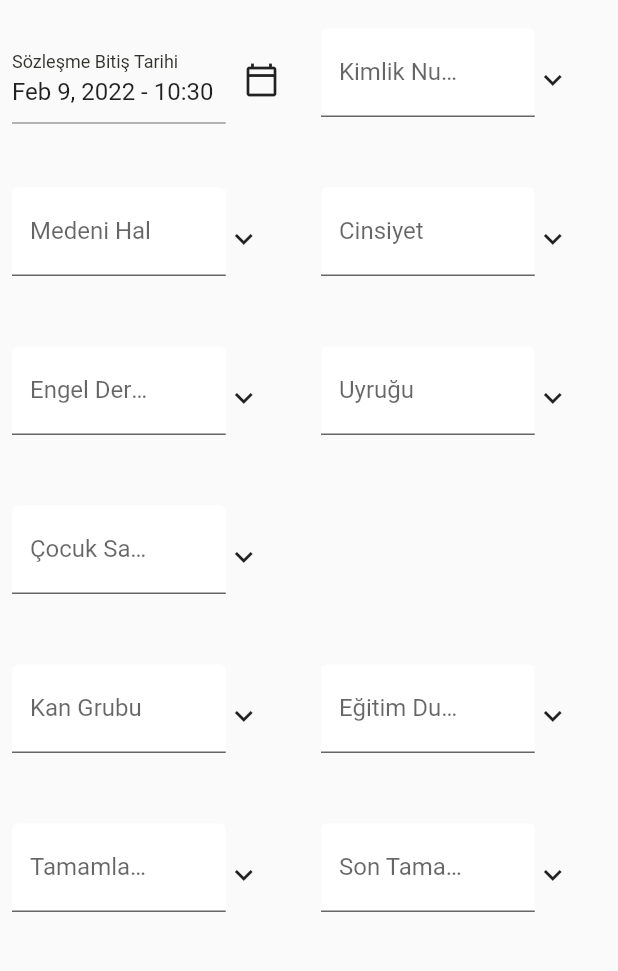
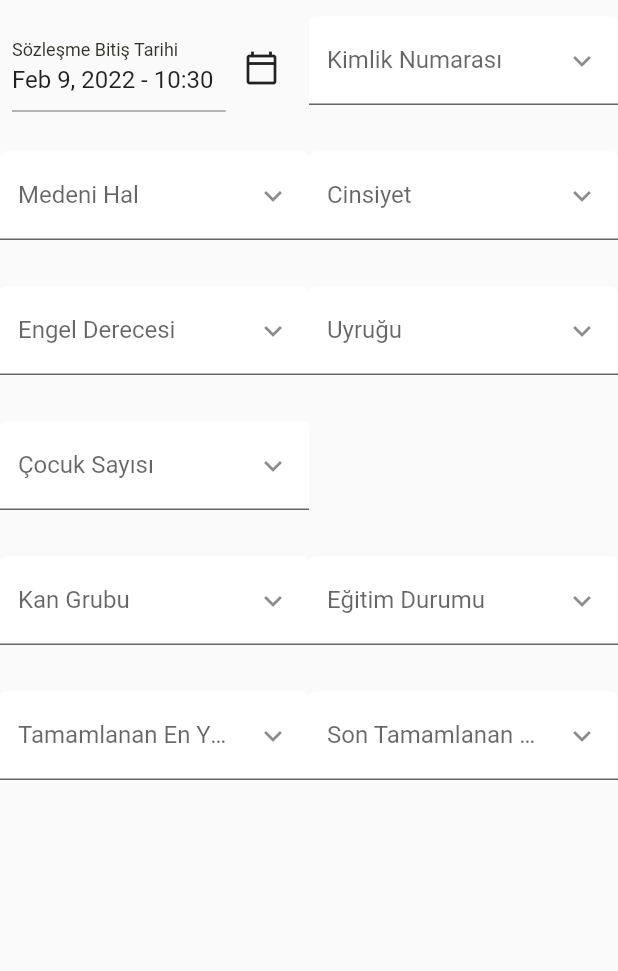
Before and after one commit to MergenTech-ERP-Project/Frontend, a Flutter app: the AddNewEmployee screen opened directly, tab 3 chosen, on a phone screen of 412 x 824 dp, the part 72-1043 px from its top. Run offline on Flutter 3.47's test engine with Material 2 defaults, Android fonts, the light colour scheme and no system bars; drawn by our look-alikes of date_time_picker; our stand-ins replace get, shared_preferences; missing offline and left inert: dart:html, enum_to_string; accounts and stored records are empty; network calls fail; Roboto replaces fonts that are missing (Comfortaa).

Commit message:
birkac düzenleme daha :)

```diff
--- a/flutter/lib/screens/AddNewEmployee/components/tab_custom_textbox_use.dart
+++ /dev/null
@@ -1,39 +0,0 @@
-import 'package:flutter/material.dart';
-import 'package:vtys_kalite/componenets/custom_text_box.dart';
-import 'package:vtys_kalite/screens/AddNewEmployee/tab_diger_bilgiler.dart';
-
-class TabCustomTextBoxUse extends StatelessWidget {
-  final TextEditingController controller;
-  final Widget widgetIcon;
-  final String label;
-
-  const TabCustomTextBoxUse(
-      {Key? key,
-      required this.controller,
-      required this.widgetIcon,
-      required this.label})
-      : super(key: key);
-
-  @override
-  Widget build(BuildContext context) {
-    return Padding(
-      padding: const EdgeInsets.all(8.0),
-      child: Row(
-        children: [
-          Flexible(
-            flex: 3,
-            child: CustomTextBox(
-              borderless: true,
-              controller: controller,
-              label: label,
-            ),
-          ),
-          Flexible(
-            flex: 1,
-            child: widgetIcon,
-          ),
-        ],
-      ),
-    );
-  }
-}
--- a/flutter/lib/screens/AddNewEmployee/tab_kisisel_bilgiler.dart
+++ b/flutter/lib/screens/AddNewEmployee/tab_kisisel_bilgiler.dart
@@ -1,7 +1,6 @@
 import 'package:flutter/material.dart';
 import 'package:vtys_kalite/componenets/custom_datetimepicker.dart';
 import 'package:vtys_kalite/componenets/custom_text_box.dart';
-import 'package:vtys_kalite/screens/AddNewEmployee/components/tab_custom_textbox_use.dart';
 import 'package:vtys_kalite/utilities/constants.dart';
 
 class TabPersonalInformation extends StatefulWidget {
@@ -64,10 +63,11 @@ class _TabPersonalInformationState extends State<TabPersonalInformation> {
               ),
             ),
             Expanded(
-              child: TabCustomTextBoxUse(
+              child: CustomTextBox(
+                borderless: true,
                 controller: widget.controllerIdentificationNumber,
                 label: "Kimlik Numarası",
-                widgetIcon: const Icon(Icons.keyboard_arrow_down),
+                suffixWidget: const Icon(Icons.keyboard_arrow_down),
               ),
             ),
           ],
@@ -75,17 +75,19 @@ class _TabPersonalInformationState extends State<TabPersonalInformation> {
         Row(
           children: [
             Expanded(
-              child: TabCustomTextBoxUse(
+              child: CustomTextBox(
+                borderless: true,
                 controller: widget.controllerMaritalStatus,
                 label: "Medeni Hal",
-                widgetIcon: const Icon(Icons.keyboard_arrow_down),
+                suffixWidget: const Icon(Icons.keyboard_arrow_down),
               ),
             ),
             Expanded(
-              child: TabCustomTextBoxUse(
+              child: CustomTextBox(
+                borderless: true,
                 controller: widget.controllerGender,
                 label: "Cinsiyet",
-                widgetIcon: const Icon(Icons.keyboard_arrow_down),
+                suffixWidget: const Icon(Icons.keyboard_arrow_down),
               ),
             ),
           ],
@@ -93,17 +95,19 @@ class _TabPersonalInformationState extends State<TabPersonalInformation> {
         Row(
           children: [
             Expanded(
-              child: TabCustomTextBoxUse(
+              child: CustomTextBox(
+                borderless: true,
                 controller: widget.controllerDisabilityLevel,
                 label: "Engel Derecesi",
-                widgetIcon: const Icon(Icons.keyboard_arrow_down),
+                suffixWidget: const Icon(Icons.keyboard_arrow_down),
               ),
             ),
             Expanded(
-              child: TabCustomTextBoxUse(
+              child: CustomTextBox(
+                borderless: true,
                 controller: widget.controllerNationality,
                 label: "Uyruğu",
-                widgetIcon: const Icon(Icons.keyboard_arrow_down),
+                suffixWidget: const Icon(Icons.keyboard_arrow_down),
               ),
             ),
           ],
@@ -111,10 +115,11 @@ class _TabPersonalInformationState extends State<TabPersonalInformation> {
         Row(
           children: [
             Expanded(
-              child: TabCustomTextBoxUse(
+              child: CustomTextBox(
+                borderless: true,
                 controller: widget.controllerCountOfChildren,
                 label: "Çocuk Sayısı",
-                widgetIcon: const Icon(Icons.keyboard_arrow_down),
+                suffixWidget: const Icon(Icons.keyboard_arrow_down),
               ),
             ),
             const Flexible(
@@ -128,17 +133,19 @@ class _TabPersonalInformationState extends State<TabPersonalInformation> {
         Row(
           children: [
             Expanded(
-              child: TabCustomTextBoxUse(
+              child: CustomTextBox(
+                borderless: true,
                 controller: widget.controllerBloodGroup,
                 label: "Kan Grubu",
-                widgetIcon: const Icon(Icons.keyboard_arrow_down),
+                suffixWidget: const Icon(Icons.keyboard_arrow_down),
               ),
             ),
             Expanded(
-              child: TabCustomTextBoxUse(
+              child: CustomTextBox(
+                borderless: true,
                 controller: widget.controllerEdicationStatus,
                 label: "Eğitim Durumu",
-                widgetIcon: const Icon(Icons.keyboard_arrow_down),
+                suffixWidget: const Icon(Icons.keyboard_arrow_down),
               ),
             ),
           ],
@@ -146,17 +153,19 @@ class _TabPersonalInformationState extends State<TabPersonalInformation> {
         Row(
           children: [
             Expanded(
-              child: TabCustomTextBoxUse(
+              child: CustomTextBox(
+                borderless: true,
                 controller: widget.controllerHighestLevelOfEducationCompleted,
                 label: "Tamamlanan En Yüksek Eğitim Seviyesi",
-                widgetIcon: const Icon(Icons.keyboard_arrow_down),
+                suffixWidget: const Icon(Icons.keyboard_arrow_down),
               ),
             ),
             Expanded(
-              child: TabCustomTextBoxUse(
+              child: CustomTextBox(
+                borderless: true,
                 controller: widget.controllerLastCompletedEducationStatus,
                 label: "Son Tamamlanan Eğitim Kurumu",
-                widgetIcon: const Icon(Icons.keyboard_arrow_down),
+                suffixWidget: const Icon(Icons.keyboard_arrow_down),
               ),
             ),
           ],
```
Also changed, not shown: flutter/lib/screens/AddNewEmployee/components/tab_genel_second_card.dart (+24 -17 lines), flutter/lib/screens/AddNewEmployee/tab_diger_bilgiler.dart (+24 -18 lines), flutter/lib/screens/AddNewEmployee/tab_kariyer.dart (+25 -19 lines).
